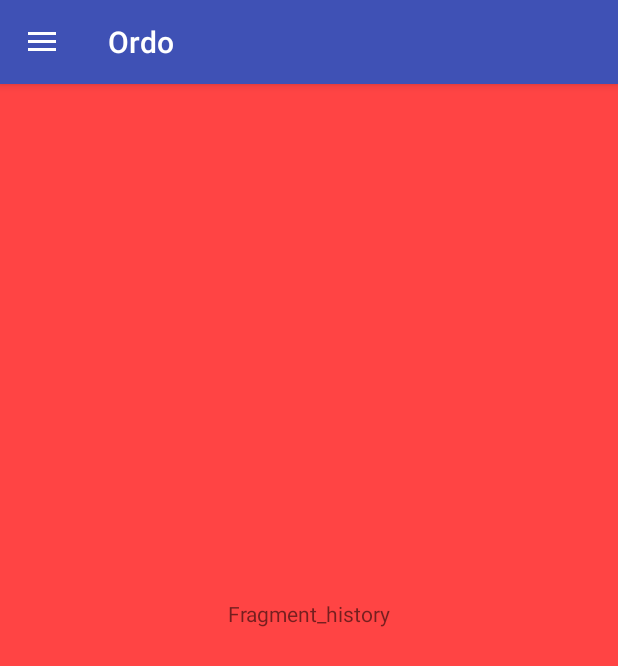
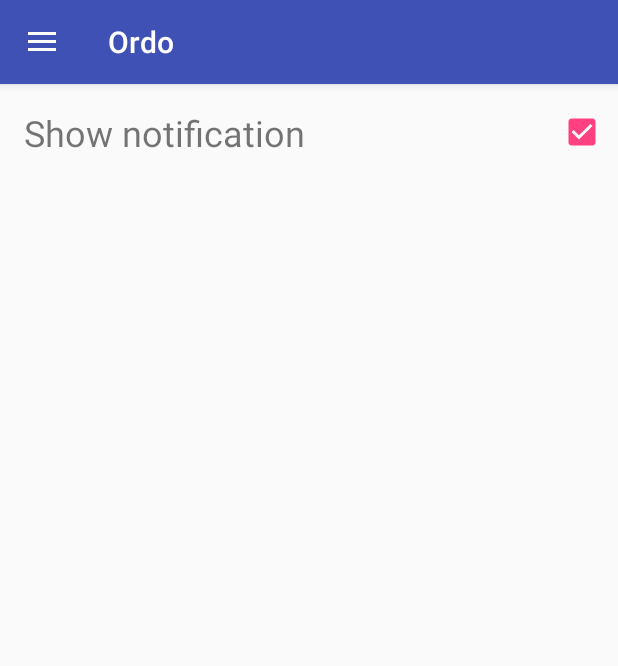
Before and after one commit to IulianCaluian/OrdoApp, an Android app: the screen it shows after launch (MainActivity), in the side drawer, after a tap on "Setari", on a phone screen of 412 x 824 dp. Shown: the top 666 px of the screen. Run offline under Robolectric (Android 15) with nearby library versions, the phone set to English and light mode, and no system bars.

Commit message:
Adaugare fragment setari + shared pref

```diff
--- a/app/src/main/java/ordo/azurewebsites/net/ordo/MainActivity.java
+++ b/app/src/main/java/ordo/azurewebsites/net/ordo/MainActivity.java
@@ -69,6 +69,10 @@ public class MainActivity extends AppCompatActivity implements NavigationView.On
             case R.id.nav_history:
                 getSupportFragmentManager().beginTransaction().replace(R.id.fragment_container,new HistoryFragment()).commit();
                 break;
+            case R.id.nav_settings:
+                getSupportFragmentManager().beginTransaction().replace(R.id.fragment_container,new SettingsFragment()).commit();
+                break;
+
 
             case R.id.nav_log_off:
                 Intent intent = new Intent(this,LogInActivity.class);
--- /dev/null
+++ b/app/src/main/java/ordo/azurewebsites/net/ordo/SettingsFragment.java
@@ -0,0 +1,41 @@
+package ordo.azurewebsites.net.ordo;
+
+import android.content.SharedPreferences;
+import android.os.Bundle;
+import android.preference.PreferenceManager;
+import android.support.annotation.NonNull;
+import android.support.annotation.Nullable;
+import android.support.v4.app.Fragment;
+import android.view.LayoutInflater;
+import android.view.View;
+import android.view.ViewGroup;
+import android.widget.CheckBox;
+import android.widget.CompoundButton;
+
+public class SettingsFragment extends Fragment {
+    private CheckBox mCheckBox;
+    @Nullable
+    @Override
+    public View onCreateView(@NonNull LayoutInflater inflater, @Nullable ViewGroup container, @Nullable Bundle savedInstanceState) {
+        View view = inflater.inflate(R.layout.fragment_settings,container,false);
+
+        mCheckBox = view.findViewById(R.id.show_notification_checkbox);
+
+        final SharedPreferences sharedPref = PreferenceManager.getDefaultSharedPreferences(getActivity());
+        boolean showNotification = sharedPref.getBoolean(getString(R.string.save_notification_shown_key),true);
+
+        mCheckBox.setChecked(showNotification);
+
+        mCheckBox.setOnCheckedChangeListener(new CompoundButton.OnCheckedChangeListener() {
+            @Override
+            public void onCheckedChanged(CompoundButton compoundButton, boolean b) {
+                SharedPreferences.Editor editor = sharedPref.edit();
+                editor.putBoolean(getString(R.string.save_notification_shown_key), b);
+                editor.commit();
+            }
+        });
+
+
+        return view;
+    }
+}
--- /dev/null
+++ b/app/src/main/res/layout/fragment_settings.xml
@@ -0,0 +1,34 @@
+<?xml version="1.0" encoding="utf-8"?>
+<LinearLayout
+    xmlns:android="http://schemas.android.com/apk/res/android"
+    xmlns:app="http://schemas.android.com/apk/res-auto"
+    android:orientation="vertical"
+    android:layout_width="match_parent"
+    android:layout_height="match_parent"
+    >
+
+<LinearLayout
+    android:layout_margin="8dp"
+    android:orientation="horizontal"
+    android:layout_width="match_parent"
+    android:layout_height="wrap_content"
+    android:gravity="center">
+
+    <TextView
+        android:layout_weight="2"
+        android:textSize="24sp"
+        android:padding="8dp"
+        android:text="@string/show_notification_string"
+        android:layout_width="match_parent"
+        android:layout_height="wrap_content" />
+
+    <CheckBox
+        android:id="@+id/show_notification_checkbox"
+        android:padding="8dp"
+        android:layout_weight="1"
+        android:layout_width="wrap_content"
+        android:layout_height="wrap_content" />
+
+
+</LinearLayout>
+</LinearLayout>
--- a/app/src/main/res/values/strings.xml
+++ b/app/src/main/res/values/strings.xml
@@ -6,4 +6,10 @@
     <string name="log_in_label">Log In</string>
     <string name="navigation_drawer_open">Open navigation drawer</string>
     <string name="navigation_drawer_close">Close navigation drawer</string>
+    <string name="show_notification_string">Show notification</string>
+
+
+    <string name="save_is_user_logged_in_key">ORDO_IS_USER_LOGGED_IN_x123</string>
+    <string name="save_notification_shown_key">ORDO_ARE_NOTIFICATION_SHOWN_x123</string>
+    <string name="save_user_email_key">ORDO_CURRENT_USER_EMIL_x123</string>
 </resources>
```
